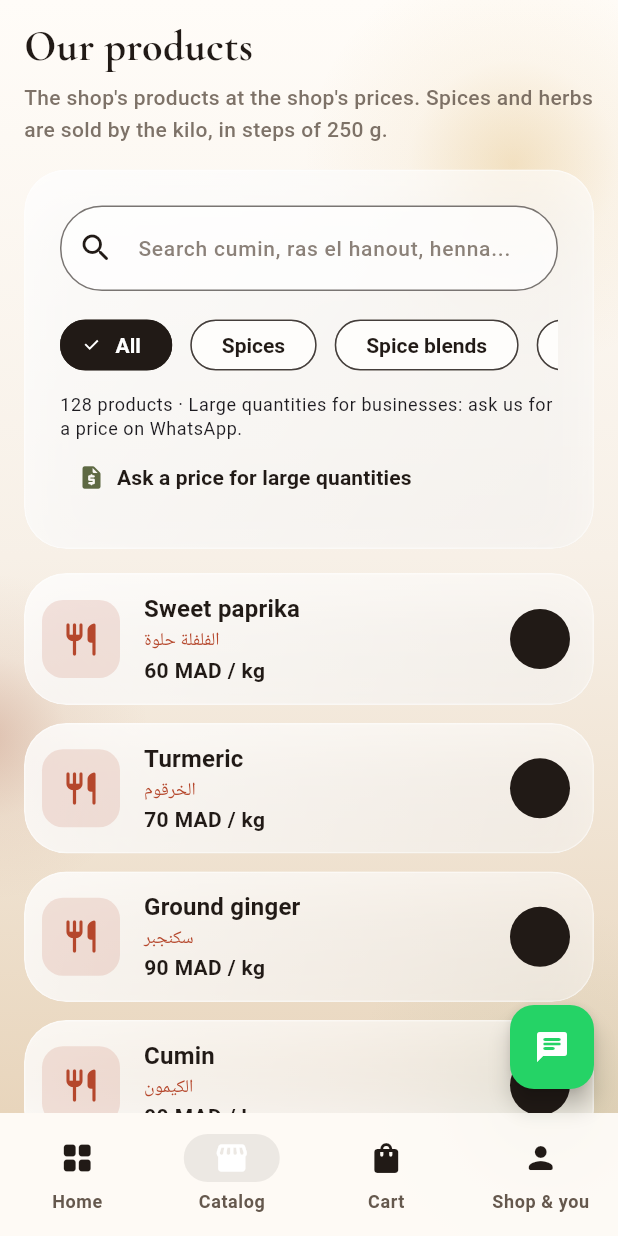
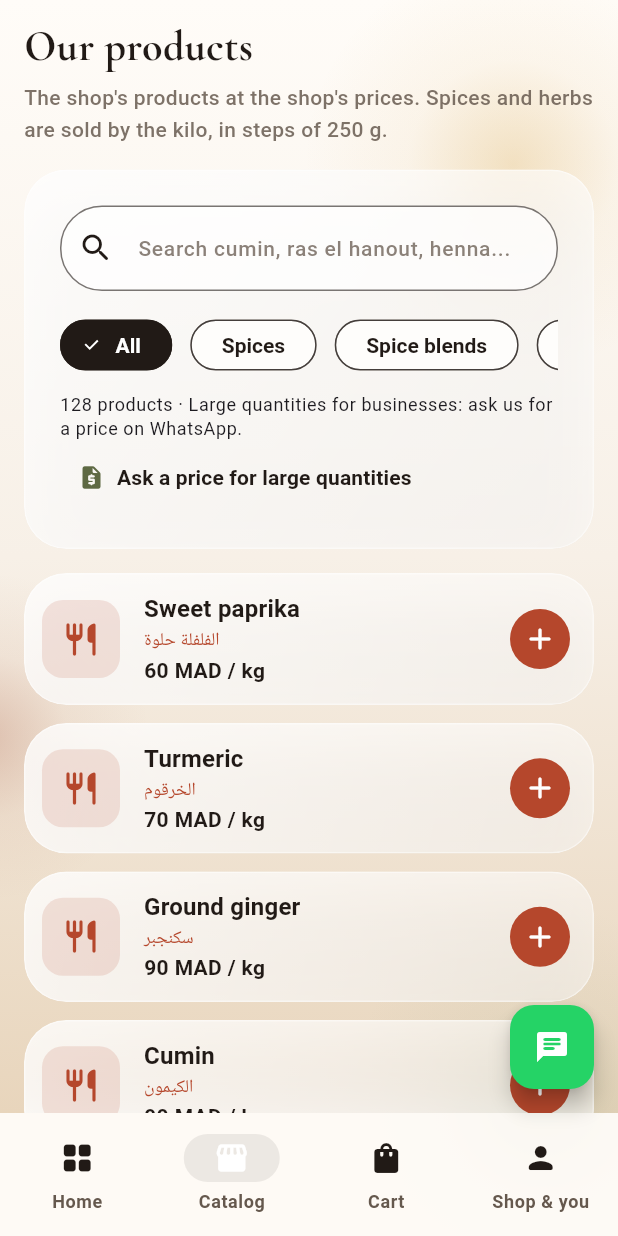
Before and after one commit to AmraniHub/almas, a Flutter app: the screen it shows after launch, item 2 of the bottom bar chosen, on a phone screen of 412 x 824 dp. Run offline on Flutter 3.47's test engine with Material 3 defaults, Android fonts, the phone set to English and light mode, and no system bars; our stand-ins replace cached_network_image, flutter_riverpod, google_fonts, shared_preferences; Roboto replaces fonts that are missing (Cairo).

Commit message:
Product row: white + on the shelf colour (the theme drew it the same dark as the button, seen on the phone)
Co-Authored-By: Claude Opus 5.5 <noreply@anthropic.com>

```diff
--- a/app/lib/widgets/product_card.dart
+++ b/app/lib/widgets/product_card.dart
@@ -77,10 +77,15 @@ class ProductCard extends StatelessWidget {
             Column(
               mainAxisSize: MainAxisSize.min,
               children: [
+                // Colours set here: the theme painted the + the same dark colour as the button (seen on a phone)
                 IconButton.filled(
                   onPressed: product.isAvailable ? onAddToCart : null,
                   icon: const Icon(Icons.add_rounded),
                   tooltip: l10n.addLabel,
+                  style: IconButton.styleFrom(
+                    backgroundColor: product.accentColor,
+                    foregroundColor: Colors.white,
+                  ),
                 ),
                 if (quantityInCart > 0)
                   Text(
```
